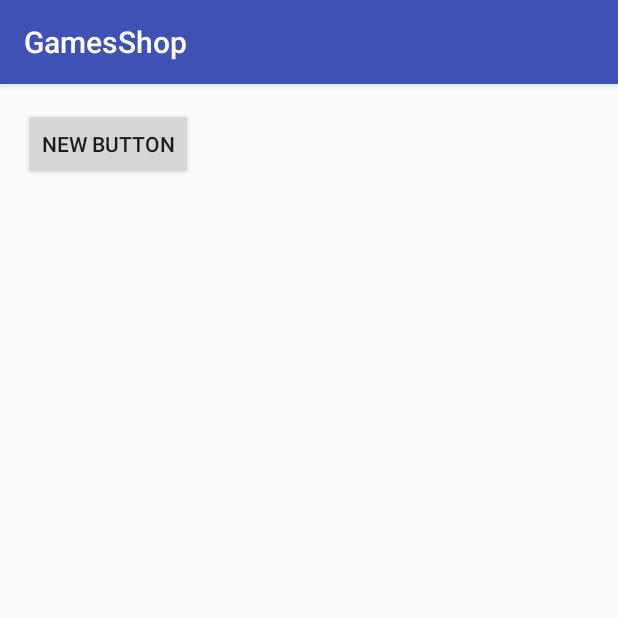
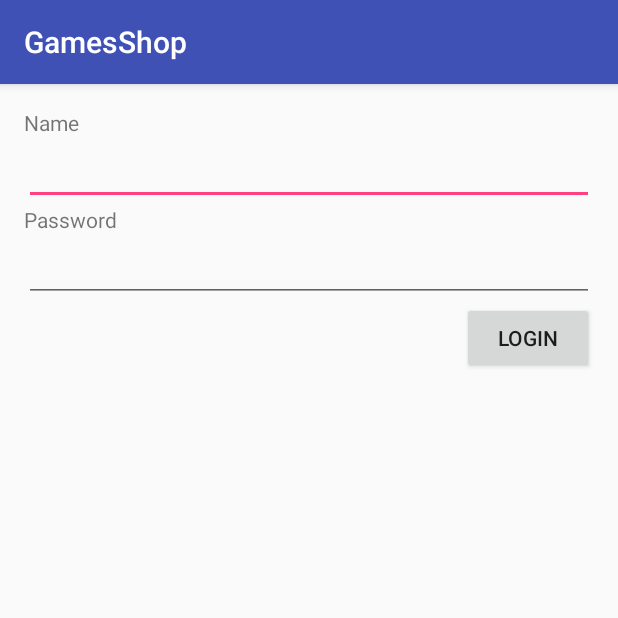
Before and after one commit to HalfDeadPie/Games, an Android app: the screen it shows after launch (MainActivity before the commit, Login after it), after a tap on "NEW BUTTON", on a phone screen of 412 x 824 dp, the top half of it. Run offline under Robolectric (Android 15) with nearby library versions, the phone set to English and light mode, and no system bars.

Commit message:
login + main obrazovka upravena po stlaceni tlacidla presmeruje na login activity v login activity meno: Jaro heslo: Simon malo by napisat Prihlasenie uspesne

```diff
--- a/app/build.gradle
+++ b/app/build.gradle
@@ -23,4 +23,5 @@ dependencies {
     compile fileTree(dir: 'libs', include: ['*.jar'])
     testCompile 'junit:junit:4.12'
     compile 'com.android.support:appcompat-v7:23.2.1'
+    compile 'com.android.support:design:23.2.1'
 }
--- a/app/src/main/java/com/example/simon/gamesshop/Connector.java
+++ b/app/src/main/java/com/example/simon/gamesshop/Connector.java
@@ -35,7 +35,9 @@ public class Connector extends AsyncTask<String, String, String> {
                 json.append(tmp).append("\n");
             }
             reader.close();
+            System.out.println(json.toString());
             return json.toString();
+
 
         } catch (Exception e1) {
             e1.printStackTrace();
--- /dev/null
+++ b/app/src/main/java/com/example/simon/gamesshop/Login.java
@@ -0,0 +1,35 @@
+package com.example.simon.gamesshop;
+
+import android.support.v7.app.AppCompatActivity;
+import android.os.Bundle;
+import android.util.Log;
+import android.view.View;
+import android.widget.TextView;
+
+public class Login extends AppCompatActivity {
+
+    @Override
+    protected void onCreate(Bundle savedInstanceState) {
+        super.onCreate(savedInstanceState);
+        setContentView(R.layout.activity_login);
+    }
+
+    public void testLogin(View view){
+        String ok_name = "Jaro";
+        String ok_password = "Simon";
+        TextView name = (TextView) findViewById(R.id.login_name);
+        TextView password = (TextView) findViewById(R.id.login_passwd);
+        TextView error = (TextView) findViewById(R.id.login_error);
+
+        if((name.getText().toString().equals("Jaro")) && (password.getText().toString().equals("Simon"))){
+            error.setText("Prihlasenie je uspesne!");
+            //System.out.println("Som tu1!");
+        }else{
+            assert error != null;
+            System.out.println("Som tu2!");
+            error.setText("Nespravne meno alebo heslo!");
+        }
+
+
+    }
+}
--- a/app/src/main/java/com/example/simon/gamesshop/MainActivity.java
+++ b/app/src/main/java/com/example/simon/gamesshop/MainActivity.java
@@ -1,5 +1,6 @@
 package com.example.simon.gamesshop;
 
+import android.content.Intent;
 import android.os.AsyncTask;
 import android.support.v7.app.AppCompatActivity;
 import android.os.Bundle;
@@ -24,17 +25,21 @@ public class MainActivity extends AppCompatActivity {
         super.onCreate(savedInstanceState);
         setContentView(R.layout.activity_main);
     }
+    public void goToActivity2 (View view){
+        Intent intent = new Intent(this, Login.class);
+        startActivity(intent);
+    }
 
     public void getAll(View view) {
         String out = "";
         AsyncTask<String, String, String> con = new Connector();
-        Log.i("test", "testovanie");
+        //Log.i("test", "testovanie");
         con.execute("");
-        Log.i("test", "testovanie");
+        //Log.i("test", "testovanie");
         try {
-            Log.i("test", "testovanie");
+            //Log.i("test", "testovanie");
             out = (String) con.get();
-            Log.i("test", "testovanie");
+            //Log.i("test", "testovanie");
         } catch (InterruptedException e) {
             e.printStackTrace();
         } catch (ExecutionException e) {
--- /dev/null
+++ b/app/src/main/res/layout/activity_login.xml
@@ -0,0 +1,72 @@
+<?xml version="1.0" encoding="utf-8"?>
+<RelativeLayout xmlns:android="http://schemas.android.com/apk/res/android"
+    xmlns:tools="http://schemas.android.com/tools"
+    android:layout_width="match_parent"
+    android:layout_height="match_parent"
+    android:paddingBottom="@dimen/activity_vertical_margin"
+    android:paddingLeft="@dimen/activity_horizontal_margin"
+    android:paddingRight="@dimen/activity_horizontal_margin"
+    android:paddingTop="@dimen/activity_vertical_margin"
+    tools:context="com.example.simon.gamesshop.Login">
+
+    <EditText
+        android:layout_width="wrap_content"
+        android:layout_height="wrap_content"
+        android:id="@+id/login_name"
+        android:layout_below="@+id/textView"
+        android:layout_alignParentLeft="true"
+        android:layout_alignParentStart="true"
+        android:layout_alignParentRight="true"
+        android:layout_alignParentEnd="true" />
+
+    <TextView
+        android:layout_width="wrap_content"
+        android:layout_height="wrap_content"
+        android:text="Name"
+        android:id="@+id/textView"
+        android:layout_alignParentTop="true"
+        android:layout_alignParentLeft="true"
+        android:layout_alignParentStart="true" />
+
+    <TextView
+        android:layout_width="wrap_content"
+        android:layout_height="wrap_content"
+        android:text="Password"
+        android:id="@+id/textView2"
+        android:layout_below="@+id/login_name"
+        android:layout_alignParentLeft="true"
+        android:layout_alignParentStart="true" />
+
+    <EditText
+        android:layout_width="wrap_content"
+        android:layout_height="wrap_content"
+        android:inputType="textPassword"
+        android:ems="10"
+        android:layout_below="@+id/textView2"
+        android:layout_alignParentLeft="true"
+        android:layout_alignParentStart="true"
+        android:layout_alignRight="@+id/login_name"
+        android:layout_alignEnd="@+id/login_name"
+        android:onClick="testLogin"
+        android:id="@+id/login_passwd" />
+
+    <Button
+        android:layout_width="wrap_content"
+        android:layout_height="wrap_content"
+        android:text="Login"
+        android:id="@+id/button2"
+        android:layout_below="@+id/login_passwd"
+        android:layout_alignParentRight="true"
+        android:layout_alignParentEnd="true"
+        android:onClick="testLogin" />
+
+    <TextView
+        android:layout_width="wrap_content"
+        android:layout_height="wrap_content"
+        android:id="@+id/login_error"
+        android:layout_below="@+id/login_passwd"
+        android:layout_alignParentLeft="true"
+        android:layout_alignParentStart="true"
+        android:textColor="#ff0000" />
+
+</RelativeLayout>
--- a/app/src/main/res/layout/activity_main.xml
+++ b/app/src/main/res/layout/activity_main.xml
@@ -7,7 +7,7 @@
     android:paddingLeft="@dimen/activity_horizontal_margin"
     android:paddingRight="@dimen/activity_horizontal_margin"
     android:paddingTop="@dimen/activity_vertical_margin"
-    tools:context="com.example.simon.gamesshop.MainActivity">
+    tools:context=".MainActivity">
 
     <TextView
         android:layout_width="wrap_content"
@@ -27,5 +27,5 @@
         android:layout_alignParentTop="true"
         android:layout_alignParentLeft="true"
         android:layout_alignParentStart="true"
-        android:onClick="getAll" />
+        android:onClick="goToActivity2" />
 </RelativeLayout>
```
Also changed, not shown: app/src/main/AndroidManifest.xml (+10 -2 lines), app/src/main/res/values/strings.xml (+15 -0 lines).
